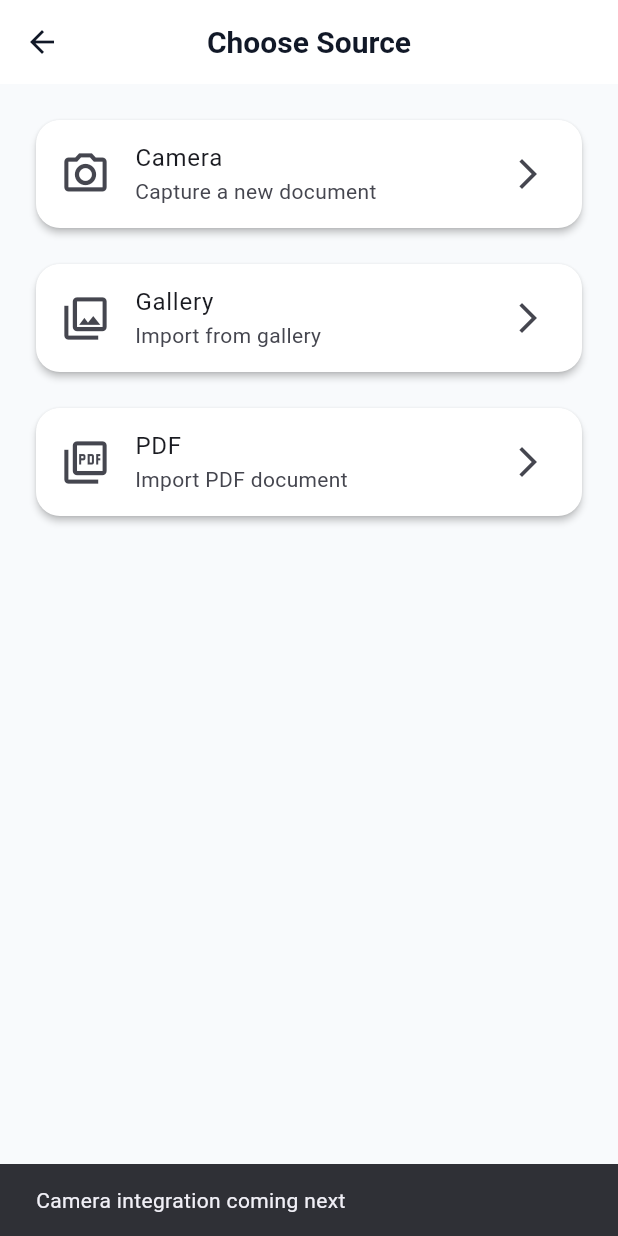
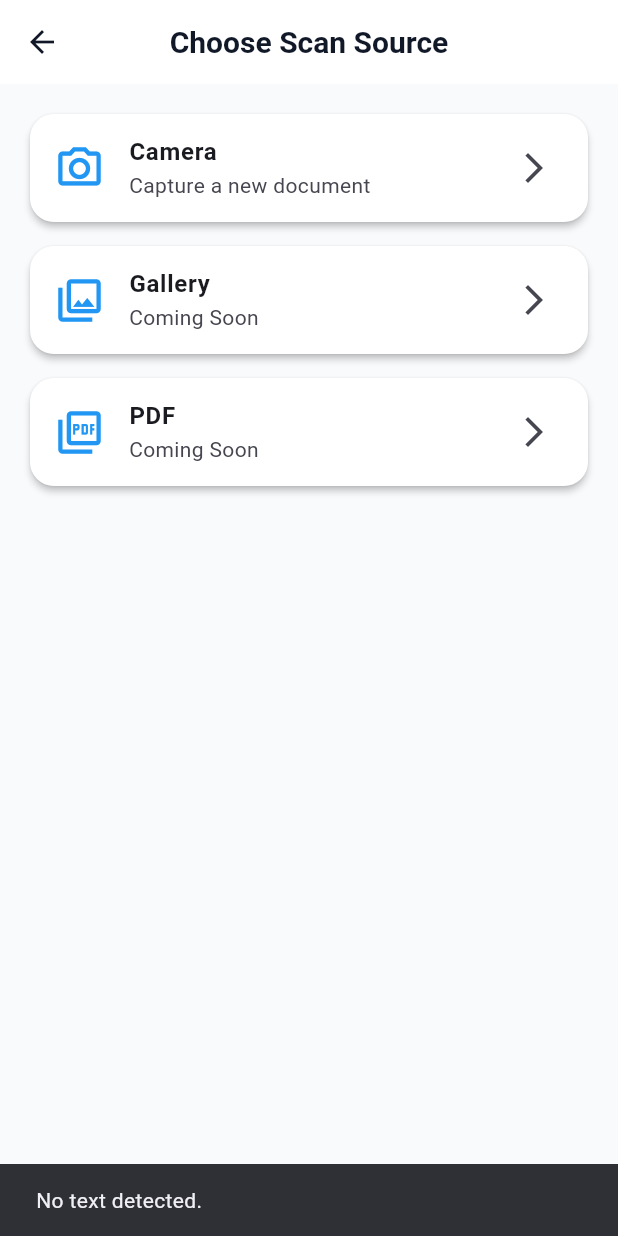
Before and after one commit to prggopinath/docintel-ai, a Flutter app: the ScanOptionsScreen screen opened directly, after a tap on "Camera", on a phone screen of 412 x 824 dp. Run offline on Flutter 3.47's test engine with Material 3 defaults, Android fonts, the phone set to English and light mode, and no system bars; our stand-ins replace image_picker; missing offline and left inert: google_mlkit_text_recognition.

Commit message:
Connect camera scan flow

```diff
--- a/mobile/app/lib/features/scan/screens/scan_options_screen.dart
+++ b/mobile/app/lib/features/scan/screens/scan_options_screen.dart
@@ -1,27 +1,80 @@
 import 'package:flutter/material.dart';
 
-class ScanOptionsScreen extends StatelessWidget {
+import '../controllers/scan_controller.dart';
+import 'ocr_result_screen.dart';
+
+class ScanOptionsScreen extends StatefulWidget {
   const ScanOptionsScreen({super.key});
 
-  Widget _option(
-    BuildContext context,
-    IconData icon,
-    String title,
-    String subtitle,
-  ) {
+  @override
+  State<ScanOptionsScreen> createState() => _ScanOptionsScreenState();
+}
+
+class _ScanOptionsScreenState extends State<ScanOptionsScreen> {
+  final ScanController _scanController = ScanController();
+
+  @override
+  void dispose() {
+    _scanController.dispose();
+    super.dispose();
+  }
+
+  Future<void> _scanFromCamera() async {
+    try {
+      final text = await _scanController.scanFromCamera();
+
+      if (!mounted) return;
+
+      if (text == null || text.trim().isEmpty) {
+        ScaffoldMessenger.of(context).showSnackBar(
+          const SnackBar(
+            content: Text("No text detected."),
+          ),
+        );
+        return;
+      }
+
+      Navigator.push(
+        context,
+        MaterialPageRoute(
+          builder: (_) => OcrResultScreen(text: text),
+        ),
+      );
+    } catch (e) {
+      if (!mounted) return;
+
+      ScaffoldMessenger.of(context).showSnackBar(
+        SnackBar(
+          content: Text("OCR Error: $e"),
+        ),
+      );
+    }
+  }
+
+  Widget _buildOption({
+    required IconData icon,
+    required String title,
+    required String subtitle,
+    required VoidCallback onTap,
+  }) {
     return Card(
+      elevation: 2,
+      margin: const EdgeInsets.only(bottom: 16),
       child: ListTile(
-        leading: Icon(icon, size: 34),
-        title: Text(title),
+        leading: Icon(
+          icon,
+          size: 34,
+          color: Colors.blue,
+        ),
+        title: Text(
+          title,
+          style: const TextStyle(
+            fontWeight: FontWeight.bold,
+          ),
+        ),
         subtitle: Text(subtitle),
         trailing: const Icon(Icons.arrow_forward_ios),
-        onTap: () {
-          ScaffoldMessenger.of(context).showSnackBar(
-            SnackBar(
-              content: Text('$title integration coming next'),
-            ),
-          );
-        },
+        onTap: onTap,
       ),
     );
   }
@@ -30,31 +83,29 @@ class ScanOptionsScreen extends StatelessWidget {
   Widget build(BuildContext context) {
     return Scaffold(
       appBar: AppBar(
-        title: const Text("Choose Source"),
+        title: const Text("Choose Scan Source"),
       ),
       body: Padding(
         padding: const EdgeInsets.all(20),
         child: Column(
           children: [
-            _option(
-              context,
-              Icons.camera_alt_outlined,
-              "Camera",
-              "Capture a new document",
+            _buildOption(
+              icon: Icons.camera_alt_outlined,
+              title: "Camera",
+              subtitle: "Capture a new document",
+              onTap: _scanFromCamera,
             ),
-            const SizedBox(height: 16),
-            _option(
-              context,
-              Icons.photo_library_outlined,
-              "Gallery",
-              "Import from gallery",
+            _buildOption(
+              icon: Icons.photo_library_outlined,
+              title: "Gallery",
+              subtitle: "Coming Soon",
+              onTap: () {},
             ),
-            const SizedBox(height: 16),
-            _option(
-              context,
-              Icons.picture_as_pdf_outlined,
-              "PDF",
-              "Import PDF document",
+            _buildOption(
+              icon: Icons.picture_as_pdf_outlined,
+              title: "PDF",
+              subtitle: "Coming Soon",
+              onTap: () {},
             ),
           ],
         ),
```
Also changed, not shown: 1 other file.
